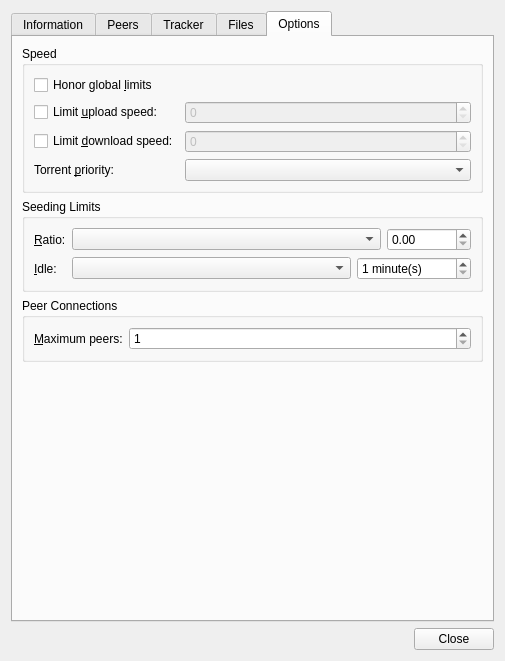
First picture: the form in qt/DetailsDialog.ui, repository retransmission/retransmission, before the edit.
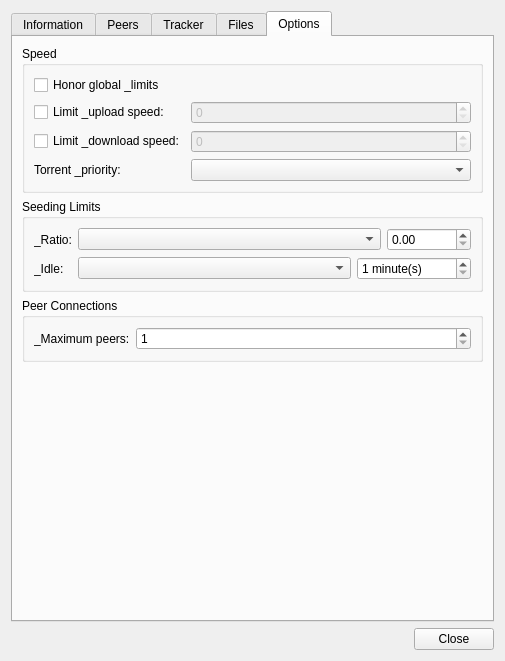
Second picture: the form after the edit. The open tabs and pages were chosen to show the change. Custom widgets are drawn as their Qt base class.

```diff
--- a/qt/DetailsDialog.ui
+++ b/qt/DetailsDialog.ui
@@ -720,14 +720,14 @@
           <item row="0" column="0" colspan="2">
            <widget class="QCheckBox" name="sessionLimitCheck">
             <property name="text">
-             <string>Honor global &amp;limits</string>
+             <string>Honor global _limits</string>
             </property>
            </widget>
           </item>
           <item row="1" column="0">
            <widget class="QCheckBox" name="singleUpCheck">
             <property name="text">
-             <string>Limit &amp;upload speed:</string>
+             <string>Limit _upload speed:</string>
             </property>
            </widget>
           </item>
@@ -747,7 +747,7 @@
           <item row="2" column="0">
            <widget class="QCheckBox" name="singleDownCheck">
             <property name="text">
-             <string>Limit &amp;download speed:</string>
+             <string>Limit _download speed:</string>
             </property>
            </widget>
           </item>
@@ -767,7 +767,7 @@
           <item row="3" column="0">
            <widget class="QLabel" name="bandwidthPriorityLabel">
             <property name="text">
-             <string>Torrent &amp;priority:</string>
+             <string>Torrent _priority:</string>
             </property>
             <property name="buddy">
              <cstring>bandwidthPriorityCombo</cstring>
@@ -789,7 +789,7 @@
           <item row="0" column="0">
            <widget class="QLabel" name="ratioLabel">
             <property name="text">
-             <string>&amp;Ratio:</string>
+             <string>_Ratio:</string>
             </property>
             <property name="buddy">
              <cstring>ratioCombo</cstring>
@@ -816,7 +816,7 @@
           <item row="1" column="0">
            <widget class="QLabel" name="idleLabel">
             <property name="text">
-             <string>&amp;Idle:</string>
+             <string>_Idle:</string>
             </property>
             <property name="buddy">
              <cstring>idleCombo</cstring>
@@ -858,7 +858,7 @@
           <item row="0" column="0">
            <widget class="QLabel" name="peerLimitLabel">
             <property name="text">
-             <string>&amp;Maximum peers:</string>
+             <string>_Maximum peers:</string>
             </property>
             <property name="buddy">
              <cstring>peerLimitSpin</cstring>
```
Left out of the diff: 12 changed lines with no effect on the pictures.
